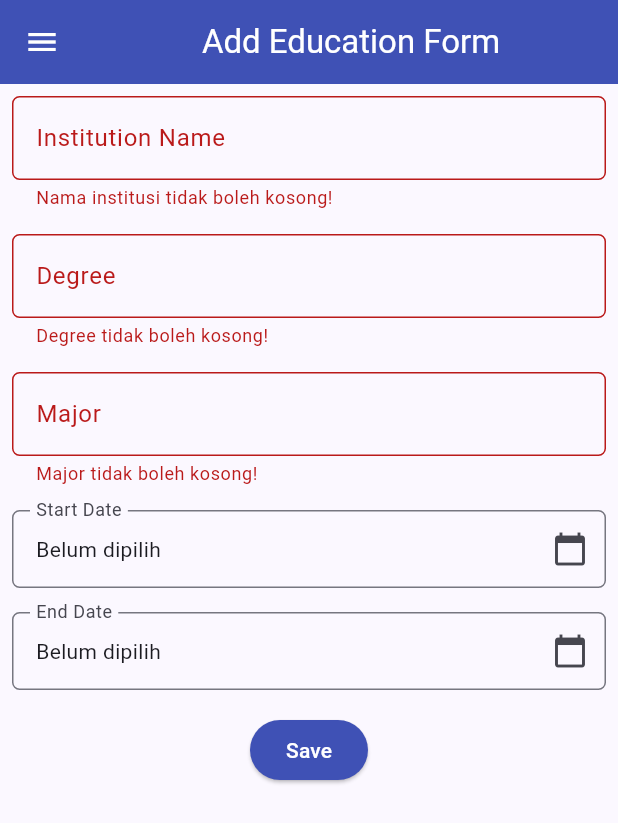
After one commit to zzoyya/myportofolio_mobile, a Flutter app: the EducationFormPage screen opened directly, after a tap on "Save", on a phone screen of 412 x 824 dp. The commit adds this screen. Shown: the top 823 px of the screen. Run offline on Flutter 3.47's test engine with Material 3 defaults, Android fonts, the phone set to English and light mode, and no system bars.

Commit message:
feat: implement education form and navigation

```diff
--- /dev/null
+++ b/lib/screens/education_form.dart
@@ -0,0 +1,248 @@
+import 'package:flutter/material.dart';
+import 'package:myportofolio_mobile/widgets/left_drawer.dart';
+
+class EducationFormPage extends StatefulWidget {
+  const EducationFormPage({super.key});
+
+  @override
+  State<EducationFormPage> createState() => _EducationFormPageState();
+}
+
+class _EducationFormPageState extends State<EducationFormPage> {
+  final _formKey = GlobalKey<FormState>();
+
+  String _institution = "";
+  String _degree = "";
+  String _major = "";
+
+  DateTime? _startDate;
+  DateTime? _endDate;
+
+  String formatDate(DateTime? date) {
+    if (date == null) return "Belum dipilih";
+
+    return "${date.day}/${date.month}/${date.year}";
+  }
+
+  Future<void> selectDate(bool isStartDate) async {
+    final DateTime? picked = await showDatePicker(
+      context: context,
+      initialDate: DateTime.now(),
+      firstDate: DateTime(1950),
+      lastDate: DateTime(2100),
+    );
+
+    if (picked != null) {
+      setState(() {
+        if (isStartDate) {
+          _startDate = picked;
+        } else {
+          _endDate = picked;
+        }
+      });
+    }
+  }
+
+  @override
+  Widget build(BuildContext context) {
+    return Scaffold(
+      appBar: AppBar(
+        title: const Center(child: Text('Add Education Form')),
+        backgroundColor: Colors.indigo,
+        foregroundColor: Colors.white,
+      ),
+
+      drawer: const LeftDrawer(),
+
+      body: Form(
+        key: _formKey,
+        child: SingleChildScrollView(
+          child: Column(
+            crossAxisAlignment: CrossAxisAlignment.start,
+            children: [
+              // Institution Name
+              Padding(
+                padding: const EdgeInsets.all(8.0),
+                child: TextFormField(
+                  decoration: InputDecoration(
+                    labelText: "Institution Name",
+                    hintText: "Nama universitas atau sekolah",
+                    border: OutlineInputBorder(
+                      borderRadius: BorderRadius.circular(5.0),
+                    ),
+                  ),
+                  onChanged: (value) {
+                    _institution = value;
+                  },
+                  validator: (value) {
+                    if (value == null || value.trim().isEmpty) {
+                      return "Nama institusi tidak boleh kosong!";
+                    }
+                    return null;
+                  },
+                ),
+              ),
+
+              // Degree
+              Padding(
+                padding: const EdgeInsets.all(8.0),
+                child: TextFormField(
+                  decoration: InputDecoration(
+                    labelText: "Degree",
+                    hintText: "Contoh: Bachelor's Degree",
+                    border: OutlineInputBorder(
+                      borderRadius: BorderRadius.circular(5.0),
+                    ),
+                  ),
+                  onChanged: (value) {
+                    _degree = value;
+                  },
+                  validator: (value) {
+                    if (value == null || value.trim().isEmpty) {
+                      return "Degree tidak boleh kosong!";
+                    }
+                    return null;
+                  },
+                ),
+              ),
+
+              // Major
+              Padding(
+                padding: const EdgeInsets.all(8.0),
+                child: TextFormField(
+                  decoration: InputDecoration(
+                    labelText: "Major",
+                    hintText: "Contoh: Computer Science",
+                    border: OutlineInputBorder(
+                      borderRadius: BorderRadius.circular(5.0),
+                    ),
+                  ),
+                  onChanged: (value) {
+                    _major = value;
+                  },
+                  validator: (value) {
+                    if (value == null || value.trim().isEmpty) {
+                      return "Major tidak boleh kosong!";
+                    }
+                    return null;
+                  },
+                ),
+              ),
+
+              // Start Date
+              Padding(
+                padding: const EdgeInsets.all(8.0),
+                child: InkWell(
+                  onTap: () => selectDate(true),
+                  child: InputDecorator(
+                    decoration: InputDecoration(
+                      labelText: "Start Date",
+                      border: OutlineInputBorder(
+                        borderRadius: BorderRadius.circular(5.0),
+                      ),
+                      suffixIcon: const Icon(Icons.calendar_today),
+                    ),
+                    child: Text(formatDate(_startDate)),
+                  ),
+                ),
+              ),
+
+              // End Date
+              Padding(
+                padding: const EdgeInsets.all(8.0),
+                child: InkWell(
+                  onTap: () => selectDate(false),
+                  child: InputDecorator(
+                    decoration: InputDecoration(
+                      labelText: "End Date",
+                      border: OutlineInputBorder(
+                        borderRadius: BorderRadius.circular(5.0),
+                      ),
+                      suffixIcon: const Icon(Icons.calendar_today),
+                    ),
+                    child: Text(formatDate(_endDate)),
+                  ),
+                ),
+              ),
+
+              // Save Button
+              Align(
+                alignment: Alignment.bottomCenter,
+                child: Padding(
+                  padding: const EdgeInsets.all(8.0),
+                  child: ElevatedButton(
+                    style: ButtonStyle(
+                      backgroundColor: WidgetStateProperty.all(Colors.indigo),
+                    ),
+                    onPressed: () {
+                      if (_formKey.currentState!.validate()) {
+                        if (_startDate == null || _endDate == null) {
+                          ScaffoldMessenger.of(context).showSnackBar(
+                            const SnackBar(
+                              content: Text(
+                                "Start Date dan End Date wajib dipilih!",
+                              ),
+                            ),
+                          );
+                          return;
+                        }
+
+                        if (_endDate!.isBefore(_startDate!)) {
+                          ScaffoldMessenger.of(context).showSnackBar(
+                            const SnackBar(
+                              content: Text(
+                                "End Date tidak boleh sebelum Start Date!",
+                              ),
+                            ),
+                          );
+                          return;
+                        }
+
+                        showDialog(
+                          context: context,
+                          builder: (context) {
+                            return AlertDialog(
+                              title: const Text(
+                                'Education berhasil ditambahkan!',
+                              ),
+                              content: SingleChildScrollView(
+                                child: Column(
+                                  crossAxisAlignment: CrossAxisAlignment.start,
+                                  children: [
+                                    Text('Institution: $_institution'),
+                                    Text('Degree: $_degree'),
+                                    Text('Major: $_major'),
+                                    Text(
+                                      'Start Date: ${formatDate(_startDate)}',
+                                    ),
+                                    Text('End Date: ${formatDate(_endDate)}'),
+                                  ],
+                                ),
+                              ),
+                              actions: [
+                                TextButton(
+                                  onPressed: () {
+                                    Navigator.pop(context);
+                                  },
+                                  child: const Text('OK'),
+                                ),
+                              ],
+                            );
+                          },
+                        );
+                      }
+                    },
+                    child: const Text(
+                      "Save",
+                      style: TextStyle(color: Colors.white),
+                    ),
+                  ),
+                ),
+              ),
+            ],
+          ),
+        ),
+      ),
+    );
+  }
+}
--- a/lib/screens/menu.dart
+++ b/lib/screens/menu.dart
@@ -12,6 +12,7 @@ class MyHomePage extends StatelessWidget {
   final List<ItemHomepage> items = [
     ItemHomepage("Lihat Proyek", Icons.folder, Colors.blue),
     ItemHomepage("Tambah Proyek", Icons.add_circle, Colors.green),
+    ItemHomepage("Tambah Education", Icons.school, Colors.indigo),
     ItemHomepage("Logout", Icons.logout, Colors.deepOrange),
   ];
 
--- a/lib/widgets/left_drawer.dart
+++ b/lib/widgets/left_drawer.dart
@@ -1,8 +1,7 @@
 import 'package:flutter/material.dart';
 import 'package:myportofolio_mobile/screens/menu.dart';
 import 'package:myportofolio_mobile/screens/project_form.dart';
-
-// TODO: Impor halaman ProjectFormPage jika sudah dibuat
+import 'package:myportofolio_mobile/screens/education_form.dart';
 
 class LeftDrawer extends StatelessWidget {
   const LeftDrawer({super.key});
@@ -60,6 +59,20 @@ class LeftDrawer extends StatelessWidget {
               );
             },
           ),
+
+          // Routing Add Education
+          ListTile(
+            leading: const Icon(Icons.school_outlined),
+            title: const Text('Add Education'),
+            onTap: () {
+              Navigator.push(
+                context,
+                MaterialPageRoute(
+                  builder: (context) => const EducationFormPage(),
+                ),
+              );
+            },
+          ),
         ],
       ),
     );
--- a/lib/widgets/project_card.dart
+++ b/lib/widgets/project_card.dart
@@ -1,6 +1,7 @@
 import 'package:flutter/material.dart';
 import 'package:myportofolio_mobile/screens/menu.dart';
 import 'package:myportofolio_mobile/screens/project_form.dart';
+import 'package:myportofolio_mobile/screens/education_form.dart';
 
 class ItemCard extends StatelessWidget {
   final ItemHomepage item;
@@ -30,6 +31,13 @@ class ItemCard extends StatelessWidget {
               context,
               MaterialPageRoute(builder: (context) => const ProjectFormPage()),
             );
+          } else if (item.name == "Tambah Education") {
+            Navigator.push(
+              context,
+              MaterialPageRoute(
+                builder: (context) => const EducationFormPage(),
+              ),
+            );
           }
         },
         child: Container(
```
Also changed, not shown: 1 other file.
